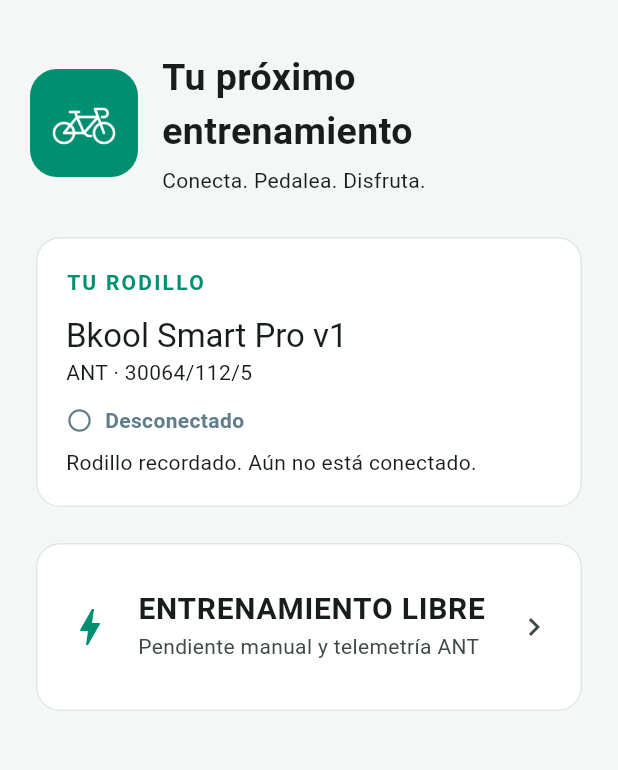
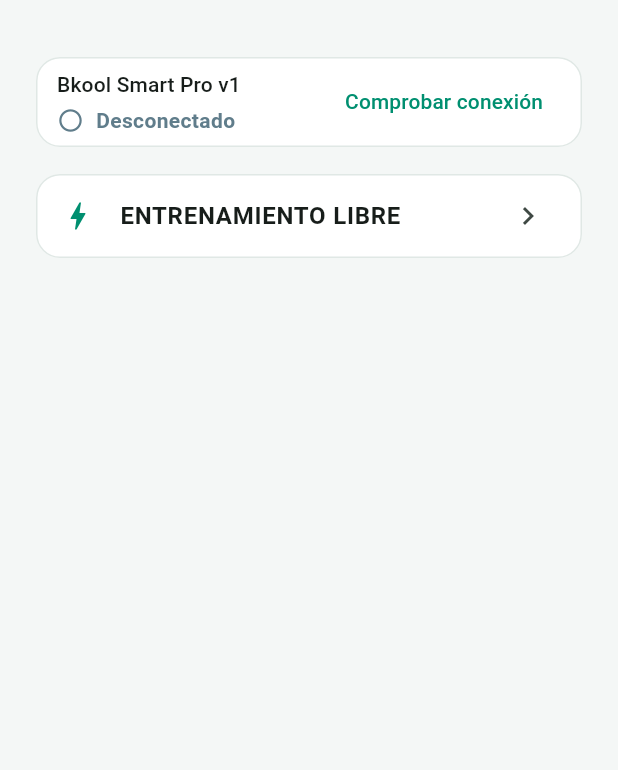
Before and after one commit to mapctak/openbkool, a Flutter app: the screen it shows after launch, on a phone screen of 412 x 824 dp, the part 63-833 px from its top. Run offline on Flutter 3.47's test engine with Material 3 defaults, Android fonts, the phone set to English and light mode, and no system bars; our stand-ins replace flutter_blue_plus.

Commit message:
feat: simplify workout dashboard and check ANT connection from home

```diff
--- a/lib/ant_trainer_search.dart
+++ b/lib/ant_trainer_search.dart
@@ -238,7 +238,7 @@ class AntTrainerSearchController extends ChangeNotifier {
       }
       await _listen();
       if (_disposed || running || generation != _manualGeneration) return;
-      final training = mode == 'training_connected';
+      final training = _nativeTrainingLifecycle;
       generation = ++_manualGeneration;
       _cancelDeferredSlope("new_session");
       _clientSlopeEvents.clear();
@@ -275,6 +275,7 @@ class AntTrainerSearchController extends ChangeNotifier {
           'selectedDevice': device,
           'csvFile': null,
         },
+        'mode': mode,
         'status': 'starting',
         'running': true,
         'clientError': null,
@@ -292,6 +293,7 @@ class AntTrainerSearchController extends ChangeNotifier {
       final cancelled = code == 'training_start_cancelled';
       snapshot = {
         ...snapshot,
+        'mode': mode,
         'status': cancelled ? 'user_finish' : 'start_error',
         'running': false,
         'clientError': cancelled ? null : error.toString(),
--- a/lib/app_home.dart
+++ b/lib/app_home.dart
@@ -43,6 +43,7 @@ class _OpenBkoolShellState extends State<OpenBkoolShell> {
       await session.training.attachToTraining();
       if (mounted &&
           session.training.running &&
+          !session.checkRunning &&
           ModalRoute.of(context)?.isCurrent == true) {
         openTraining();
       }
@@ -137,100 +138,73 @@ class _OpenBkoolShellState extends State<OpenBkoolShell> {
               child: ListView(
                 padding: const EdgeInsets.all(20),
                 children: [
-                  Row(
+                  Card(
+                    child: Padding(
+                      padding: const EdgeInsets.symmetric(
+                        horizontal: 14,
+                        vertical: 6,
+                      ),
+                      child: Row(
                         children: [
-                      ClipRRect(
-                        borderRadius: BorderRadius.circular(18),
-                        child: Image.asset(
-                          'assets/icon/openbkool.png',
-                          width: 72,
-                          height: 72,
-                        ),
-                      ),
-                      const SizedBox(width: 16),
-                      const Expanded(
+                          Expanded(
                             child: Column(
                               crossAxisAlignment: CrossAxisAlignment.start,
                               children: [
                                 Text(
-                              'Tu próximo entrenamiento',
-                              style: TextStyle(
-                                fontSize: 25,
-                                fontWeight: FontWeight.bold,
+                                  session.selected.name,
+                                  style: Theme.of(context).textTheme.titleSmall,
                                 ),
-                            ),
-                            SizedBox(height: 4),
-                            Text('Conecta. Pedalea. Disfruta.'),
+                                const SizedBox(height: 4),
+                                ConnectionBadge(state: session.connection),
                               ],
                             ),
                           ),
-                    ],
-                  ),
-                  const SizedBox(height: 24),
-                  Card(
-                    child: Padding(
-                      padding: const EdgeInsets.all(20),
-                      child: Column(
-                        crossAxisAlignment: CrossAxisAlignment.start,
-                        children: [
-                          const Text(
-                            'TU RODILLO',
-                            style: TextStyle(
-                              color: emerald,
-                              fontWeight: FontWeight.w700,
-                              letterSpacing: 1.5,
+                          ConstrainedBox(
+                            constraints: const BoxConstraints(maxWidth: 156),
+                            child: TextButton(
+                              onPressed: session.checkRunning
+                                  ? (session.training.manualStopping
+                                        ? null
+                                        : session.training.stop)
+                                  : session.loading ||
+                                        session.locked ||
+                                        session.preferenceError != null
+                                  ? null
+                                  : () => session.connect(checkOnly: true),
+                              child: FittedBox(
+                                fit: BoxFit.scaleDown,
+                                child: Text(
+                                  session.checkRunning
+                                      ? 'Cancelar'
+                                      : 'Comprobar conexión',
                                 ),
                               ),
-                          const SizedBox(height: 12),
-                          Text(
-                            session.selected.name,
-                            style: Theme.of(context).textTheme.titleLarge,
-                          ),
-                          Text('ANT · ${session.selected.id}'),
-                          const SizedBox(height: 12),
-                          ConnectionBadge(state: session.connection),
-                          if (session.connection ==
-                              TrainerConnection.disconnected)
-                            const Padding(
-                              padding: EdgeInsets.only(top: 8),
-                              child: Text(
-                                'Rodillo recordado. Aún no está conectado.',
-                              ),
-                            ),
-                          if (session.connection == TrainerConnection.error)
-                            const Padding(
-                              padding: EdgeInsets.only(top: 8),
-                              child: Text(
-                                'No se pudo mantener la conexión. Puedes finalizar y volver a conectar o buscar el rodillo.',
                             ),
                           ),
                         ],
                       ),
                     ),
                   ),
+                  if (session.checkFeedback case final feedback?)
+                    Padding(
+                      padding: const EdgeInsets.fromLTRB(14, 4, 14, 0),
+                      child: Semantics(liveRegion: true, child: Text(feedback)),
+                    ),
                   if (session.loading) const LinearProgressIndicator(),
                   if (session.preferenceError != null)
-                    Text(
-                      session.preferenceError!,
-                      style: TextStyle(
-                        color: Theme.of(context).colorScheme.error,
-                      ),
-                    ),
-                  const SizedBox(height: 16),
+                    const Text('No se pudo leer el rodillo guardado.'),
+                  const SizedBox(height: 10),
                   Card(
                     child: ListTile(
-                      contentPadding: const EdgeInsets.all(20),
-                      leading: const Icon(Icons.bolt, color: emerald, size: 32),
+                      leading: const Icon(Icons.bolt, color: emerald),
                       title: const Text(
                         'ENTRENAMIENTO LIBRE',
-                        style: TextStyle(
-                          fontWeight: FontWeight.bold,
-                          fontSize: 20,
+                        style: TextStyle(fontWeight: FontWeight.bold),
                       ),
-                      ),
-                      subtitle: const Text('Pendiente manual y telemetría ANT'),
                       trailing: const Icon(Icons.chevron_right),
-                      onTap: session.loading ? null : openTraining,
+                      onTap: session.loading || session.checkRunning
+                          ? null
+                          : openTraining,
                     ),
                   ),
                 ],
@@ -275,9 +249,11 @@ class ConnectionBadge extends StatelessWidget {
             color: color,
           ),
           const SizedBox(width: 8),
-          Text(
+          Flexible(
+            child: Text(
               connectionLabel(state),
               style: TextStyle(color: color, fontWeight: FontWeight.w600),
+            ),
           ),
         ],
       ),
--- a/lib/trainer_session.dart
+++ b/lib/trainer_session.dart
@@ -111,6 +111,8 @@ TrainerConnection connectionFor(Map<String, Object?> r, SavedTrainer selected) {
         'disconnected',
         'channel_death',
         'channel_closed',
+        'check_wrong_model',
+        'check_timeout',
         'radio_search_timeout',
         'radio_service_disconnected',
         'training_service_destroyed',
@@ -148,6 +150,28 @@ class TrainerSession extends ChangeNotifier {
   SavedTrainer selected = SavedTrainer.known;
   bool loading = true, saving = false, _disposed = false;
   bool _connecting = false;
+  bool _startingCheck = false;
+  bool get checkRunning =>
+      _startingCheck ||
+      (training.running &&
+          training.snapshot['mode'] == 'training_connection_check');
+
+  String? get checkFeedback {
+    final report = training.snapshot;
+    if (checkRunning || report['mode'] != 'training_connection_check') {
+      return null;
+    }
+    if (report['status'] == 'check_verified' &&
+        report['resourcesReleased'] == true) {
+      return 'Rodillo verificado. Comprobación finalizada.';
+    }
+    return switch (report['status']) {
+      'user_finish' => 'Comprobación cancelada.',
+      'check_wrong_model' => 'El rodillo no coincide con el Smart Pro v1.',
+      _ => 'No se pudo verificar el rodillo. Revisa ANT y los permisos.',
+    };
+  }
+
   String? preferenceError;
   int _selectionRevision = 0;
   TrainerConnection get connection => _connecting && !training.running
@@ -196,14 +220,19 @@ class TrainerSession extends ChangeNotifier {
     }
   }
 
-  Future<void> connect() async {
+  Future<void> connect({bool checkOnly = false}) async {
     if (loading || locked) return;
     _connecting = true;
+    _startingCheck = checkOnly;
     _notify();
     try {
-      await training.start('training_connected', device: selected.device);
+      await training.start(
+        checkOnly ? 'training_connection_check' : 'training_connected',
+        device: selected.device,
+      );
     } finally {
       _connecting = false;
+      _startingCheck = false;
       _notify();
     }
   }
--- a/pubspec.yaml
+++ b/pubspec.yaml
@@ -16,7 +16,7 @@ publish_to: 'none' # Remove this line if you wish to publish to pub.dev
 # https://developer.apple.com/library/archive/documentation/General/Reference/InfoPlistKeyReference/Articles/CoreFoundationKeys.html
 # In Windows, build-name is used as the major, minor, and patch parts
 # of the product and file versions while build-number is used as the build suffix.
-version: 1.7.3+27
+version: 1.7.4+28
 
 environment:
   sdk: ^3.13.7
```
Also changed, not shown: lib/training.dart (+100 -60 lines), lib/workout_dashboard.dart (+59 -44 lines), 9 other files. Lines whose indentation alone changed are shown as unchanged.
